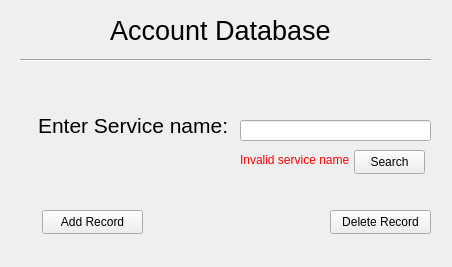
Old version of the form main.ui in the repository UndrscoreEX/Account_DB.
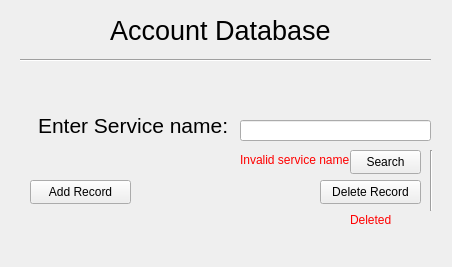
New version of the form.

Commit message: added/finished the addwindow, added/finished the delete function, added tab order, fixed the db_search function and added todo list

```diff
--- a/main.ui
+++ b/main.ui
@@ -17,8 +17,8 @@
    <widget class="QPushButton" name="pushButton">
     <property name="geometry">
      <rect>
-      <x>42</x>
-      <y>210</y>
+      <x>30</x>
+      <y>180</y>
       <width>101</width>
       <height>24</height>
      </rect>
@@ -30,8 +30,8 @@
    <widget class="QPushButton" name="pushButton_2">
     <property name="geometry">
      <rect>
-      <x>330</x>
-      <y>210</y>
+      <x>320</x>
+      <y>180</y>
       <width>101</width>
       <height>24</height>
      </rect>
@@ -118,7 +118,7 @@
    <widget class="QPushButton" name="search">
     <property name="geometry">
      <rect>
-      <x>354</x>
+      <x>350</x>
       <y>150</y>
       <width>71</width>
       <height>24</height>
@@ -128,6 +128,35 @@
      <string>Search</string>
     </property>
    </widget>
+   <widget class="Line" name="line_2">
+    <property name="geometry">
+     <rect>
+      <x>430</x>
+      <y>150</y>
+      <width>3</width>
+      <height>61</height>
+     </rect>
+    </property>
+    <property name="orientation">
+     <enum>Qt::Vertical</enum>
+    </property>
+   </widget>
+   <widget class="QLabel" name="error_2">
+    <property name="geometry">
+     <rect>
+      <x>350</x>
+      <y>210</y>
+      <width>41</width>
+      <height>20</height>
+     </rect>
+    </property>
+    <property name="styleSheet">
+     <string notr="true">color: red;</string>
+    </property>
+    <property name="text">
+     <string>Deleted</string>
+    </property>
+   </widget>
   </widget>
   <action name="actionAdd_record">
    <property name="text">
```
The commit also changes 4 other files.
